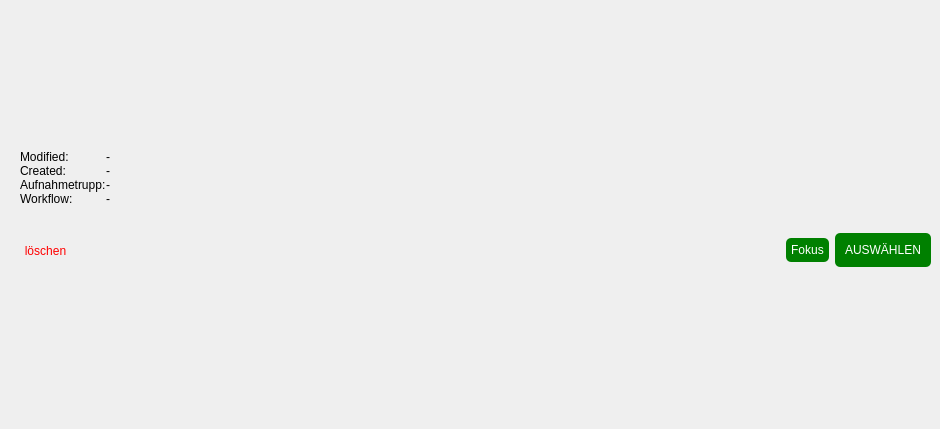
Old version of the form lfb_regeneration_wildlife_impact/gui/draft/draft_item.ui in the repository b-lack/qgis-fim-plugin.
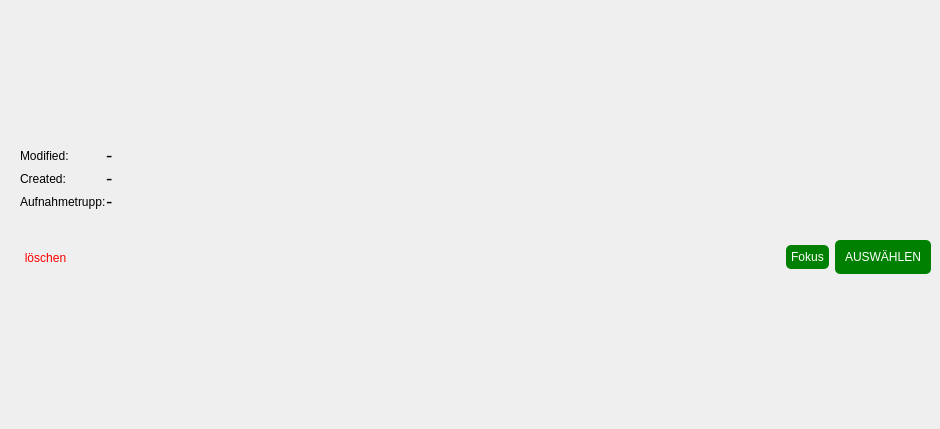
New version of the form.

What changed in the file:
```diff
--- a/lfb_regeneration_wildlife_impact/gui/draft/draft_item.ui
+++ b/lfb_regeneration_wildlife_impact/gui/draft/draft_item.ui
@@ -65,6 +65,9 @@
          <layout class="QHBoxLayout" name="horizontalLayout_5" stretch="0">
           <item>
            <layout class="QFormLayout" name="formLayout">
+            <property name="rightMargin">
+             <number>0</number>
+            </property>
             <item row="1" column="0">
              <widget class="QLabel" name="label">
               <property name="text">
@@ -74,6 +77,11 @@
             </item>
             <item row="1" column="1">
              <widget class="QLabel" name="lfbDraftModifiedByBtn">
+              <property name="font">
+               <font>
+                <pointsize>14</pointsize>
+               </font>
+              </property>
               <property name="text">
                <string>-</string>
               </property>
@@ -94,6 +102,11 @@
                 <verstretch>0</verstretch>
                </sizepolicy>
               </property>
+              <property name="font">
+               <font>
+                <pointsize>14</pointsize>
+               </font>
+              </property>
               <property name="text">
                <string>-</string>
               </property>
@@ -108,20 +121,11 @@
             </item>
             <item row="3" column="1">
              <widget class="QLabel" name="lfbDraftAufnahmetruppLabel">
-              <property name="text">
-               <string>-</string>
+              <property name="font">
+               <font>
+                <pointsize>14</pointsize>
+               </font>
               </property>
-             </widget>
-            </item>
-            <item row="4" column="0">
-             <widget class="QLabel" name="label_3">
-              <property name="text">
-               <string>Workflow:</string>
-              </property>
-             </widget>
-            </item>
-            <item row="4" column="1">
-             <widget class="QLabel" name="lfbDraftWorkflowLabel">
               <property name="text">
                <string>-</string>
               </property>
```
